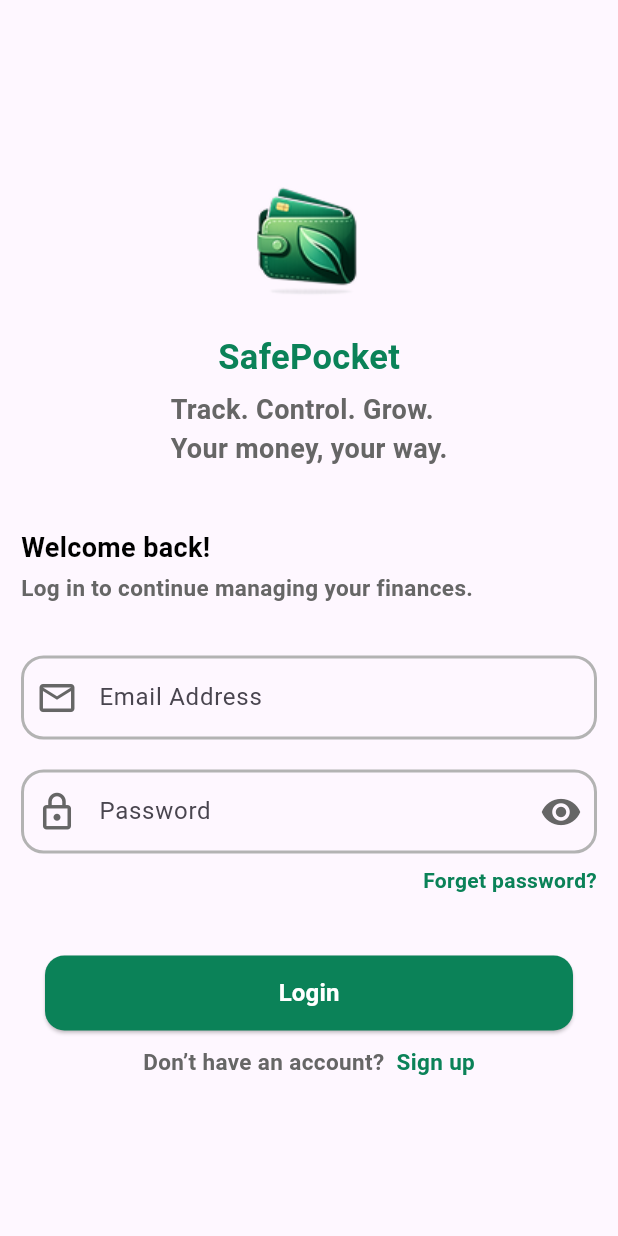
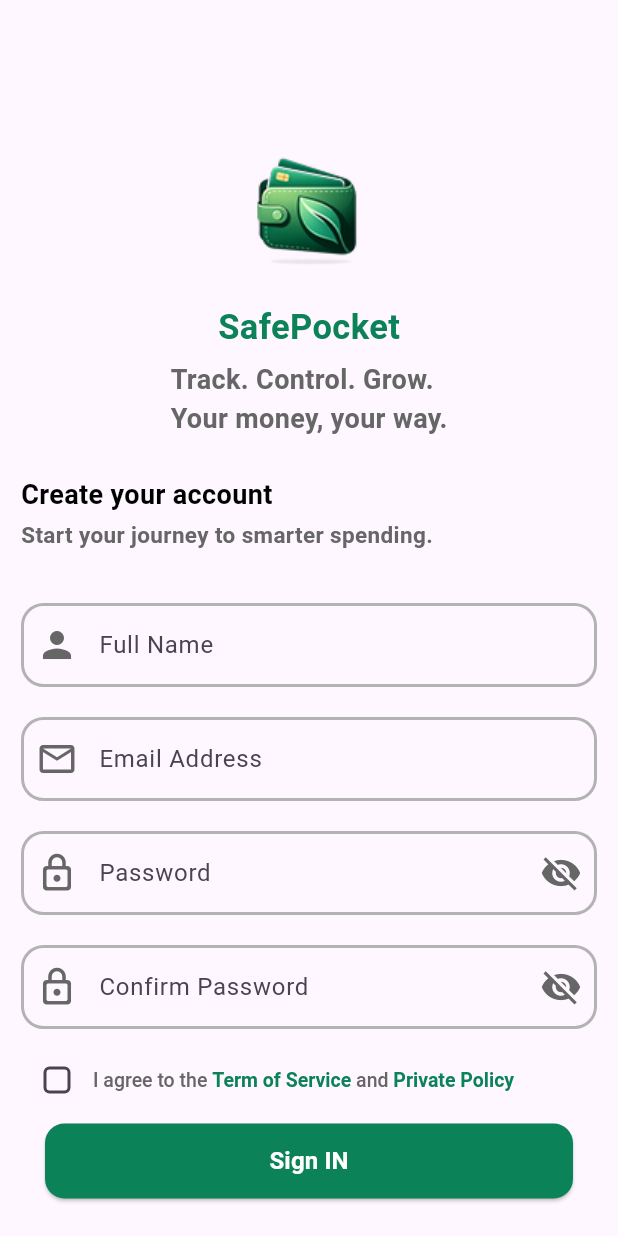
Before and after one commit to kaomeyly/SafePocket-Project, a Flutter app: the LoginScreenView screen opened by its route, after a tap on "Login", on a phone screen of 412 x 824 dp. Run offline on Flutter 3.47's test engine with Material 3 defaults, Android fonts, the phone set to English and light mode, and no system bars; our stand-ins replace get.

Commit message:
update sign in screen

```diff
--- a/lib/app/auth/login_screen/login_screen_view.dart
+++ b/lib/app/auth/login_screen/login_screen_view.dart
@@ -1,5 +1,6 @@
 import 'package:flutter/material.dart';
 import 'package:get/get.dart';
+import 'package:safepocket_project/app/routes/app_routes.dart';
 import 'package:safepocket_project/app/shared/themes/app_colors.dart';
 import 'package:safepocket_project/widgets/buttons/custom_btn.dart';
 import 'package:safepocket_project/widgets/txtfield/custom_txtfield.dart';
@@ -13,6 +14,7 @@ class LoginScreenView extends GetView<LoginScreenViewController> {
   @override
   Widget build(BuildContext context) {
     return Scaffold(
+      resizeToAvoidBottomInset: false,
       body: Padding(
         padding: const EdgeInsets.symmetric(horizontal: 14.0),
         child: Column(
@@ -92,7 +94,7 @@ class LoginScreenView extends GetView<LoginScreenViewController> {
             color: AppColors.txtcolor,
           ),
           suffixIcons: Icon(
-            Icons.remove_red_eye_rounded,
+            Icons.visibility,
             size: 28,
             color: AppColors.txtcolor,
           ),
@@ -113,7 +115,10 @@ class LoginScreenView extends GetView<LoginScreenViewController> {
           ),
         ),
         SizedBox(height: 40),
-        CustomBtn(text: "Login"),
+        CustomBtn(
+          text: "Login",
+          onPressed: () => Get.offAndToNamed(AppRoutes.signIn),
+        ),
         SizedBox(height: 10),
         Row(
           mainAxisAlignment: .center,
--- /dev/null
+++ b/lib/app/auth/sign_in_screen/sign_in_screen_binding.dart
@@ -0,0 +1,9 @@
+part of 'sign_in_screen_view.dart';
+
+class SignInScreenViewBinding extends Bindings {
+
+   @override
+   void dependencies() {
+       Get.lazyPut(() => SignInScreenViewController());
+   }
+}
--- /dev/null
+++ b/lib/app/auth/sign_in_screen/sign_in_screen_controller.dart
@@ -0,0 +1,9 @@
+part of 'sign_in_screen_view.dart';
+
+class SignInScreenViewController extends GetxController {
+  RxBool isAgreed = false.obs;
+
+  void toggleAgreed(bool? val) {
+    isAgreed.value = val ?? false;
+  }
+}
--- /dev/null
+++ b/lib/app/auth/sign_in_screen/sign_in_screen_view.dart
@@ -0,0 +1,180 @@
+import 'package:flutter/gestures.dart';
+import 'package:flutter/material.dart';
+import 'package:get/get.dart';
+import 'package:safepocket_project/app/routes/app_routes.dart';
+import 'package:safepocket_project/app/shared/themes/app_colors.dart';
+import 'package:safepocket_project/widgets/buttons/custom_btn.dart';
+import 'package:safepocket_project/widgets/txtfield/custom_txtfield.dart';
+
+part 'sign_in_screen_binding.dart';
+part 'sign_in_screen_controller.dart';
+
+class SignInScreenView extends GetView<SignInScreenViewController> {
+  const SignInScreenView({super.key});
+
+  @override
+  Widget build(BuildContext context) {
+    return Scaffold(
+      body: SingleChildScrollView(
+        child: Padding(
+          padding: const EdgeInsets.symmetric(horizontal: 14.0),
+          child: Column(
+            children: [
+              SizedBox(height: 80),
+              _buildLogin(),
+              SizedBox(height: 25),
+              _buildtxtfield(),
+            ],
+          ),
+        ),
+      ),
+    );
+  }
+
+  Widget _buildLogin() {
+    return Column(
+      children: [
+        Image.asset("assets/images/logotest.png"),
+        Text(
+          "SafePocket",
+          style: TextStyle(
+            fontSize: 23,
+            color: AppColors.secondary,
+            fontWeight: FontWeight.bold,
+          ),
+        ),
+        SizedBox(height: 5),
+        Text(
+          "Track. Control. Grow.\nYour money, your way.",
+          style: TextStyle(
+            fontSize: 18,
+            color: AppColors.txtcolor,
+            fontWeight: FontWeight.bold,
+          ),
+        ),
+      ],
+    );
+  }
+
+  Widget _buildtxtfield() {
+    return Column(
+      crossAxisAlignment: .start,
+      children: [
+        Text(
+          "Create your account",
+          style: TextStyle(
+            fontSize: 18,
+            color: Colors.black,
+            fontWeight: FontWeight.bold,
+          ),
+        ),
+        SizedBox(height: 3),
+        Text(
+          "Start your journey to smarter spending.",
+          style: TextStyle(
+            fontSize: 15,
+            color: AppColors.txtcolor,
+            fontWeight: FontWeight.bold,
+          ),
+        ),
+        SizedBox(height: 35),
+        CustomTxtfield(
+          hintText: "Full Name",
+          prefixIcons: Icon(Icons.person, size: 28, color: AppColors.txtcolor),
+          txtController: TextEditingController(),
+        ),
+        SizedBox(height: 20),
+        CustomTxtfield(
+          hintText: "Email Address",
+          prefixIcons: Icon(
+            Icons.email_outlined,
+            size: 28,
+            color: AppColors.txtcolor,
+          ),
+          txtController: TextEditingController(),
+        ),
+        SizedBox(height: 20),
+        CustomTxtfield(
+          hintText: "Password",
+          prefixIcons: Icon(
+            Icons.lock_outline_rounded,
+            size: 28,
+            color: AppColors.txtcolor,
+          ),
+          suffixIcons: Icon(
+            Icons.visibility_off,
+            size: 28,
+            color: AppColors.txtcolor,
+          ),
+          txtController: TextEditingController(),
+        ),
+        SizedBox(height: 20),
+        CustomTxtfield(
+          hintText: "Confirm Password",
+          prefixIcons: Icon(
+            Icons.lock_outline_rounded,
+            size: 28,
+            color: AppColors.txtcolor,
+          ),
+          suffixIcons: Icon(
+            Icons.visibility_off,
+            size: 28,
+            color: AppColors.txtcolor,
+          ),
+          txtController: TextEditingController(),
+        ),
+        SizedBox(height: 10),
+        Obx(
+          () => Row(
+            children: [
+              Checkbox(
+                value: controller.isAgreed.value,
+                onChanged: controller.toggleAgreed,
+                activeColor: AppColors.secondary,
+                shape: RoundedRectangleBorder(
+                  borderRadius: BorderRadius.circular(4),
+                ),
+              ),
+              Expanded(
+                child: RichText(
+                  text: TextSpan(
+                    style: TextStyle(
+                      fontSize: 13,
+                      color: AppColors.txtcolor,
+                      fontWeight: FontWeight.w500,
+                    ),
+                    children: [
+                      TextSpan(text: "I agree to the "),
+                      TextSpan(
+                        text: "Term of Service",
+                        style: TextStyle(
+                          color: AppColors.secondary,
+                          fontWeight: FontWeight.w600,
+                        ),
+                        recognizer: TapGestureRecognizer()..onTap = () {},
+                      ),
+                      TextSpan(text: " and "),
+                      TextSpan(
+                        text: "Private Policy",
+                        style: TextStyle(
+                          color: AppColors.secondary,
+                          fontWeight: FontWeight.w600,
+                        ),
+                        recognizer: TapGestureRecognizer()..onTap = () {},
+                      ),
+                    ],
+                  ),
+                ),
+              ),
+            ],
+          ),
+        ),
+        SizedBox(height: 5),
+        CustomBtn(
+          text: "Sign IN",
+          onPressed: () => Get.offAndToNamed(AppRoutes.signIn),
+        ),
+      ],
+    );
+  }
+}
--- a/lib/app/routes/app_pages.dart
+++ b/lib/app/routes/app_pages.dart
@@ -1,5 +1,6 @@
 import 'package:get/get.dart';
 import 'package:safepocket_project/app/auth/login_screen/login_screen_view.dart';
+import 'package:safepocket_project/app/auth/sign_in_screen/sign_in_screen_view.dart';
 import 'package:safepocket_project/app/screens/splash_screen/splash_screen_view.dart';
 
 import 'app_routes.dart';
@@ -18,5 +19,11 @@ class AppPages {
       page: () => LoginScreenView(),
       binding: LoginScreenViewBinding(),
     ),
+    //SignIn screen
+    GetPage(
+      name: AppRoutes.signIn,
+      page: () => SignInScreenView(),
+      binding: SignInScreenViewBinding(),
+    ),
   ];
 }
--- a/lib/app/routes/app_routes.dart
+++ b/lib/app/routes/app_routes.dart
@@ -1,4 +1,5 @@
 class AppRoutes {
   static const String splash = '/splash';
   static const String login = '/login';
+  static const String signIn = '/signIn';
 }
--- a/lib/widgets/buttons/custom_btn.dart
+++ b/lib/widgets/buttons/custom_btn.dart
@@ -3,7 +3,8 @@
 
 class CustomBtn extends StatelessWidget {
   final String text;
-  const CustomBtn({super.key, required this.text});
+  final VoidCallback? onPressed;
+  const CustomBtn({super.key, required this.text,this.onPressed});
 
   @override
   Widget build(BuildContext context) {
@@ -13,7 +14,7 @@
         width: double.infinity,
         height: 50,
         child: ElevatedButton(
-          onPressed: () {},
+         onPressed: onPressed,
           style: ElevatedButton.styleFrom(
             backgroundColor: AppColors.secondary,
             shape: RoundedRectangleBorder(
```
